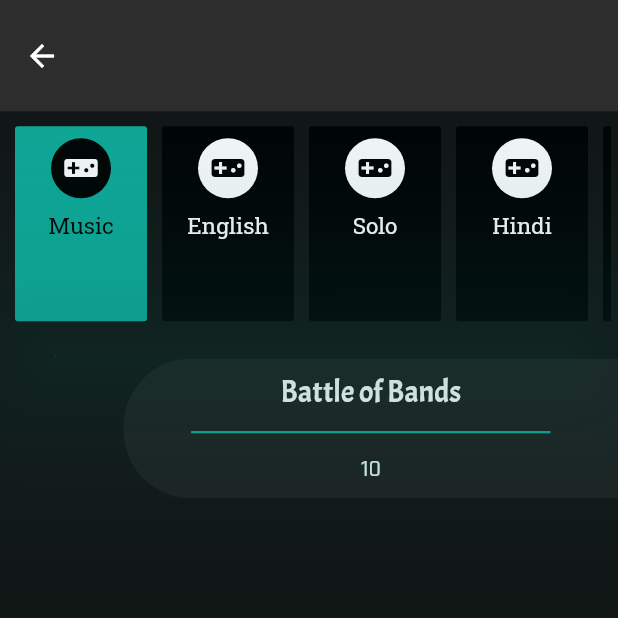
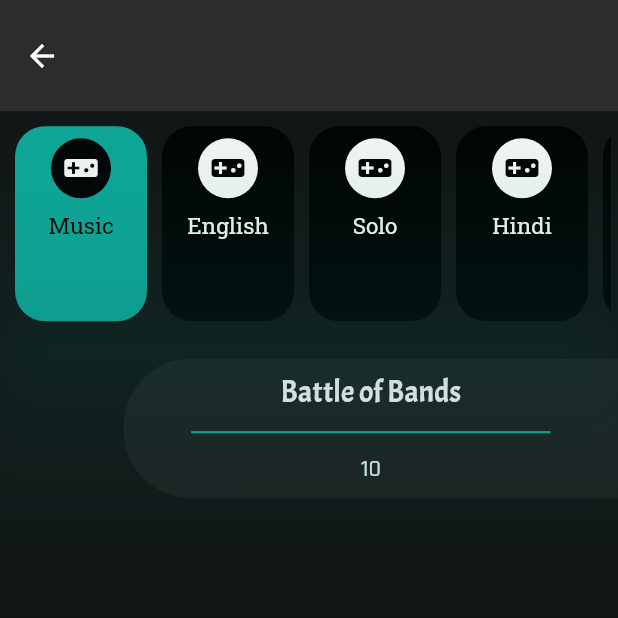
Before and after one commit to sonalika2001/Events-Page, a Flutter app: the screen it shows after launch, after a tap on "Music", on a phone screen of 412 x 824 dp, the top half of it. Run offline on Flutter 3.47's test engine with Material 2 defaults, Android fonts, the phone set to English and light mode, and no system bars.

Commit message:
changed filter border radius

```diff
--- a/lib/widgets/filter_button.dart
+++ b/lib/widgets/filter_button.dart
@@ -50,11 +50,11 @@ class _FilterButtonState extends State<FilterButton> {
         ),
         textColor: isSelected ? Colors.black : kTextColor,
         color: isSelected ? kShadowColor : Colors.black,
-        // shape: RoundedRectangleBorder(
-        //   borderRadius: BorderRadius.all(
-        //     Radius.circular(8),
-        //   ),
-        // ),
+        shape: RoundedRectangleBorder(
+          borderRadius: BorderRadius.all(
+            Radius.circular(20),
+          ),
+        ),
       ),
     );
   }
```
